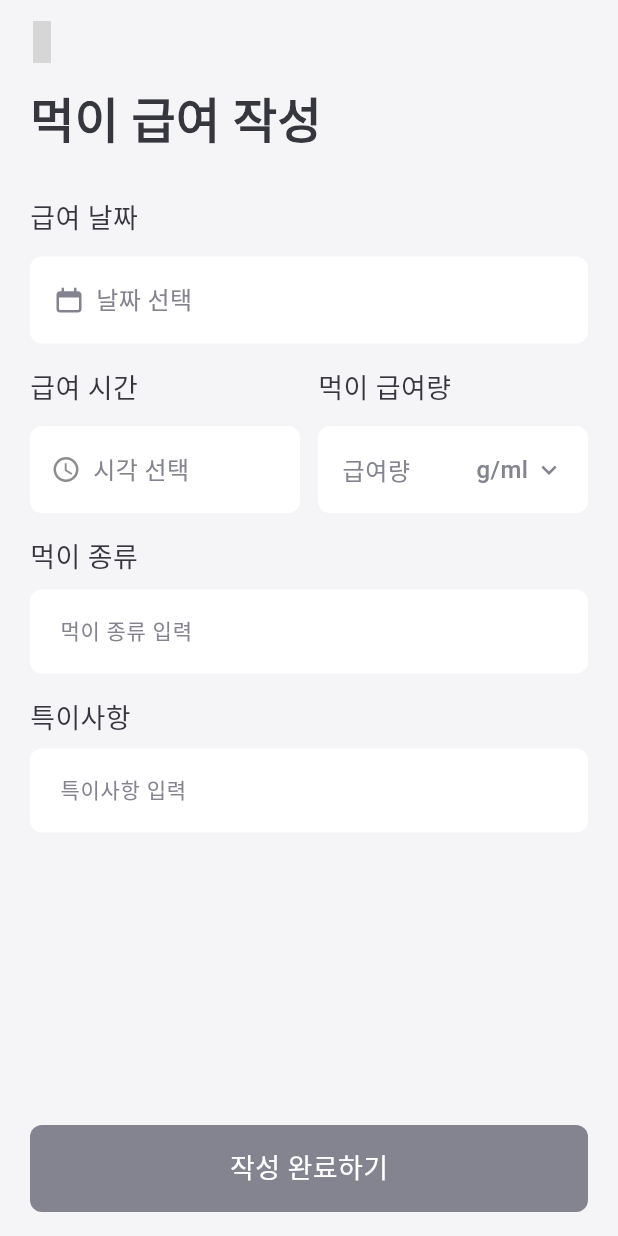
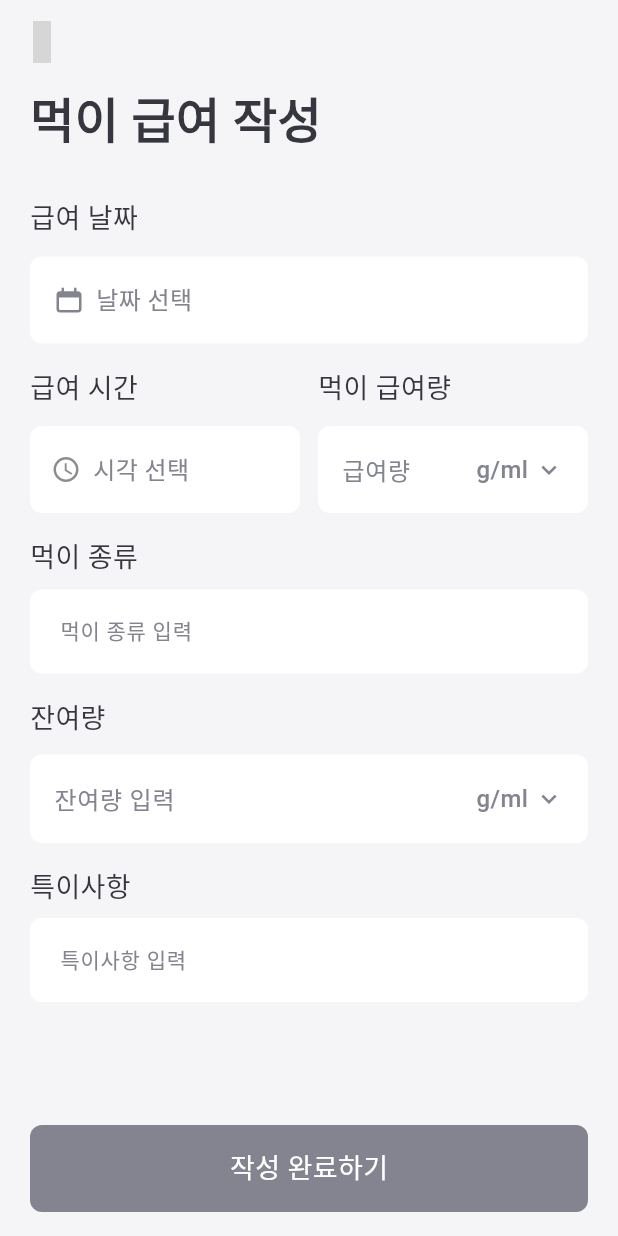
Before and after one commit to ToyVillage/ToyVillage-App-Flutter, a Flutter app: the FeedWritingView screen opened directly, on a phone screen of 412 x 824 dp. Run offline on Flutter 3.47's test engine with Material 3 defaults, Android fonts, the phone set to English and light mode, and no system bars; our stand-ins replace dio, dotted_border, file_picker, flutter_material_design_icons, flutter_riverpod, flutter_svg and 9 more; missing offline and left inert: flutter_file_downloader, gal, screen_protector, sentry_dio; accounts and stored records are empty; network calls fail; Roboto replaces fonts that are missing (WantedSans); statements that could not run were skipped; grey boxes are pictures that could not be loaded.

Commit message:
feat: 먹이 급여 작성·수정·조회에 잔여량 필드 추가(UI)

```diff
--- a/lib/features/feed/feed_info/presentation/view/feed_view.dart
+++ b/lib/features/feed/feed_info/presentation/view/feed_view.dart
@@ -102,6 +102,7 @@ class FeedView extends ConsumerWidget {
               ],
             ),
             ToyVillageReadonlyField(label: '먹이 종류', value: detail.feedType),
+            _section('잔여량', _amountBox('-')),
             ToyVillageReadonlyField(
               label: '특이사항',
               value: detail.significant,
--- a/lib/features/feed/feed_writing/presentation/view/feed_writing_view.dart
+++ b/lib/features/feed/feed_writing/presentation/view/feed_writing_view.dart
@@ -46,9 +46,11 @@ class _FeedWritingViewState extends ConsumerState<FeedWritingView> {
   DateTime? _date;
   FeedTime? _time;
   String _amountUnit = feedAmountUnits.first;
+  String _remainUnit = feedAmountUnits.first;
 
   final _feedTypeController = TextEditingController();
   final _amountController = TextEditingController();
+  final _remainController = TextEditingController();
   final _noteController = TextEditingController();
 
   String _originalFeedType = '';
@@ -63,6 +65,7 @@ class _FeedWritingViewState extends ConsumerState<FeedWritingView> {
     super.initState();
     _feedTypeController.addListener(_refresh);
     _amountController.addListener(_refresh);
+    _remainController.addListener(_refresh);
     _noteController.addListener(_refresh);
     final initial = widget.initial;
     if (initial == null) return;
@@ -104,6 +107,7 @@ class _FeedWritingViewState extends ConsumerState<FeedWritingView> {
   void dispose() {
     _feedTypeController.dispose();
     _amountController.dispose();
+    _remainController.dispose();
     _noteController.dispose();
     super.dispose();
   }
@@ -236,6 +240,16 @@ class _FeedWritingViewState extends ConsumerState<FeedWritingView> {
                         hintText: '먹이 종류 입력',
                         controller: _feedTypeController,
                       ),
+                      _section(
+                        '잔여량',
+                        FeedAmountField(
+                          controller: _remainController,
+                          unit: _remainUnit,
+                          onUnitChanged: (value) =>
+                              setState(() => _remainUnit = value),
+                          hintText: '잔여량 입력',
+                        ),
+                      ),
                       ToyVillageTextField(
                         label: '특이사항',
                         hintText: '특이사항 입력',
--- a/lib/features/feed/feed_writing/presentation/widget/feed_amount_field.dart
+++ b/lib/features/feed/feed_writing/presentation/widget/feed_amount_field.dart
@@ -9,12 +9,14 @@ class FeedAmountField extends StatefulWidget {
   final TextEditingController controller;
   final String unit;
   final ValueChanged<String> onUnitChanged;
+  final String hintText;
 
   const FeedAmountField({
     super.key,
     required this.controller,
     required this.unit,
     required this.onUnitChanged,
+    this.hintText = '급여량',
   });
 
   @override
@@ -134,7 +136,7 @@ class _FeedAmountFieldState extends State<FeedAmountField> {
                   decoration: InputDecoration(
                     isDense: true,
                     isCollapsed: true,
-                    hintText: '급여량',
+                    hintText: widget.hintText,
                     hintStyle: ToyVillageTextStyle.body5.copyWith(
                       color: ToyVillageColor.gray60,
                     ),
```
